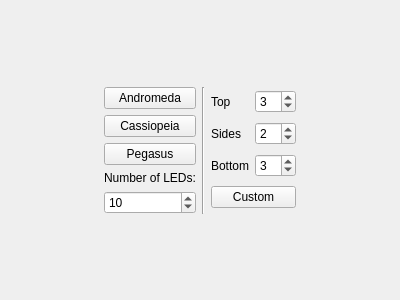
Above: Software/src/wizard/ZonePlacementPage.ui from woodenshark/Lightpack before the change. Below: the same form after it.
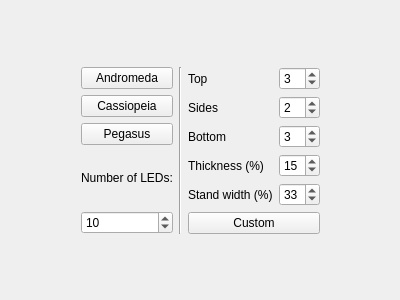
That is the form after the change.

Commit message:
Use CustomDistributor to build known layouts
- Distributor uses coordinates rather than factors to avoid precision issues
- Distributor considers leftover pixels
- Custom stand with and thickness
- size_t to int

What changed in the file:
```diff
--- a/Software/src/wizard/ZonePlacementPage.ui
+++ b/Software/src/wizard/ZonePlacementPage.ui
@@ -93,6 +93,26 @@
      </item>
      <item>
       <layout class="QGridLayout" name="gridLayout_2">
+       <item row="5" column="0" colspan="2">
+        <widget class="QPushButton" name="pbCustom">
+         <property name="text">
+          <string>Custom</string>
+         </property>
+        </widget>
+       </item>
+       <item row="3" column="1">
+        <widget class="QSpinBox" name="sbThickness">
+         <property name="minimum">
+          <number>1</number>
+         </property>
+         <property name="maximum">
+          <number>50</number>
+         </property>
+         <property name="value">
+          <number>15</number>
+         </property>
+        </widget>
+       </item>
        <item row="0" column="0">
         <widget class="QLabel" name="label_2">
          <property name="text">
@@ -100,8 +120,15 @@
          </property>
         </widget>
        </item>
-       <item row="0" column="1">
-        <widget class="QSpinBox" name="sbTopLeds">
+       <item row="2" column="0">
+        <widget class="QLabel" name="label_4">
+         <property name="text">
+          <string>Bottom</string>
+         </property>
+        </widget>
+       </item>
+       <item row="2" column="1">
+        <widget class="QSpinBox" name="sbBottomLeds">
          <property name="value">
           <number>3</number>
          </property>
@@ -114,6 +141,20 @@
          </property>
         </widget>
        </item>
+       <item row="3" column="0">
+        <widget class="QLabel" name="label_5">
+         <property name="text">
+          <string>Thickness (%)</string>
+         </property>
+        </widget>
+       </item>
+       <item row="0" column="1">
+        <widget class="QSpinBox" name="sbTopLeds">
+         <property name="value">
+          <number>3</number>
+         </property>
+        </widget>
+       </item>
        <item row="1" column="1">
         <widget class="QSpinBox" name="sbSideLeds">
          <property name="value">
@@ -121,24 +162,17 @@
          </property>
         </widget>
        </item>
-       <item row="2" column="0">
-        <widget class="QLabel" name="label_4">
+       <item row="4" column="0">
+        <widget class="QLabel" name="label_6">
          <property name="text">
-          <string>Bottom</string>
+          <string>Stand width (%)</string>
          </property>
         </widget>
        </item>
-       <item row="2" column="1">
-        <widget class="QSpinBox" name="sbBottomLeds">
+       <item row="4" column="1">
+        <widget class="QSpinBox" name="sbStandWidth">
          <property name="value">
-          <number>3</number>
-         </property>
-        </widget>
-       </item>
-       <item row="3" column="0" colspan="2">
-        <widget class="QPushButton" name="pbCustom">
-         <property name="text">
-          <string>Custom</string>
+          <number>33</number>
          </property>
         </widget>
        </item>
```
The commit also changes 19 other files.
